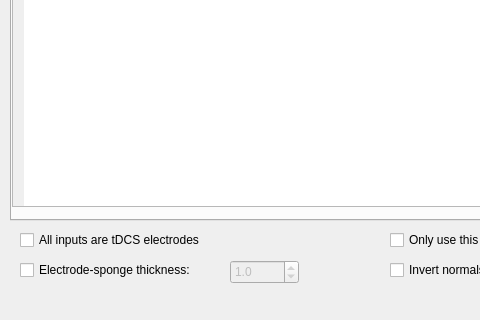
First picture: the form in src/Interface/Modules/BrainStimulator/ElectrodeCoilSetupDialog.ui, repository SCIInstitute/SCIRun, before the edit; both pictures show x 0 to 480 and y 100 to 420 of the 752 by 420 pixel window.
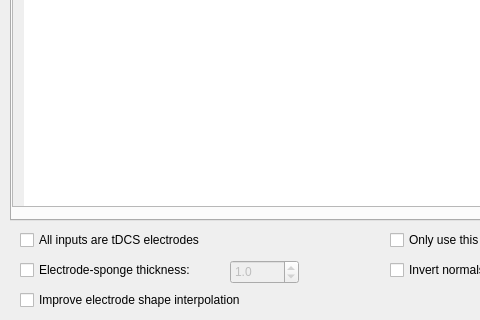
Second picture: the form after the edit.

```diff
--- a/src/Interface/Modules/BrainStimulator/ElectrodeCoilSetupDialog.ui
+++ b/src/Interface/Modules/BrainStimulator/ElectrodeCoilSetupDialog.ui
@@ -157,6 +157,22 @@
    </property>
    <property name="text">
     <string>Invert normals to position electrodes on scalp</string>
+   </property>
+   <property name="checked">
+    <bool>false</bool>
+   </property>
+  </widget>
+  <widget class="QCheckBox" name="improveElectrodeShapeInterpolationCheckBox_">
+   <property name="geometry">
+    <rect>
+     <x>20</x>
+     <y>390</y>
+     <width>271</width>
+     <height>20</height>
+    </rect>
+   </property>
+   <property name="text">
+    <string>Improve electrode shape interpolation</string>
    </property>
   </widget>
  </widget>
```
Left out of the diff: 5 changed lines with no effect on the pictures.
